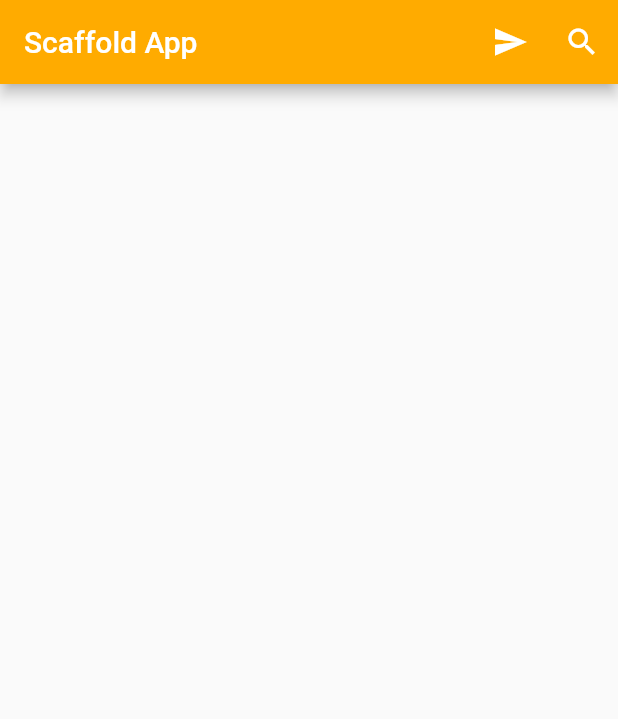
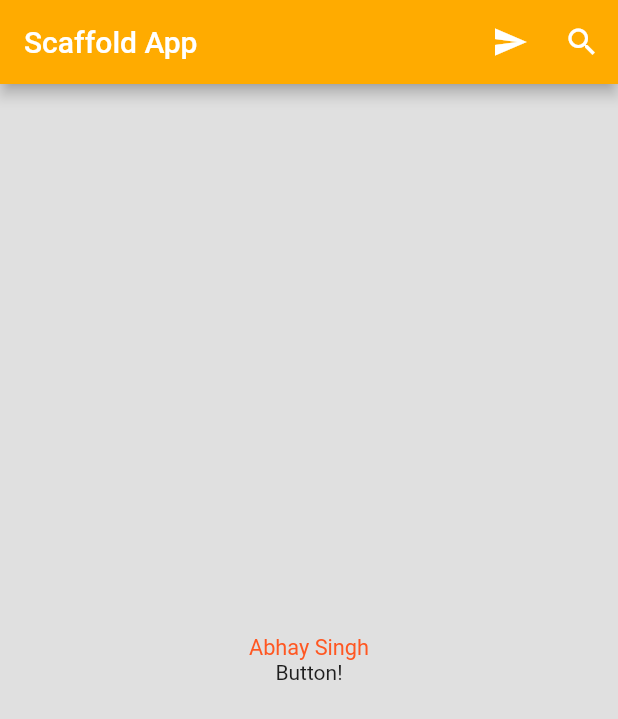
Before and after one commit to Abhaybsingh19w33/udemy-flutter-course-revision, a Flutter app: the screen it shows after launch, on a phone screen of 412 x 824 dp. Shown: the top 719 px of the screen. Run offline on Flutter 3.47's test engine with Material 2 defaults, Android fonts, the light colour scheme and no system bars; missing offline and left inert: dart:html.

Commit message:
part 2 home body

```diff
--- a/10_intro_scaffold/lib/ui/home.dart
+++ b/10_intro_scaffold/lib/ui/home.dart
@@ -33,31 +33,31 @@ class Home extends StatelessWidget {
         ],
       ),
 
-      // // Other properties
-      // // part 2 ---------------------------------------------------
-      // backgroundColor: Colors.grey.shade100,
-      // // body of the entire  scafold
-      // body: Container(
-      //   alignment: Alignment.center,
-      //   child: Column(
-      //     mainAxisAlignment: MainAxisAlignment.center,
-      //     children: <Widget>[
-      //       const Text(
-      //         "Bonni",
-      //         style: TextStyle(
-      //             fontSize: 14.5,
-      //             fontWeight: FontWeight.w400,
-      //             color: Colors.deepOrange),
-      //       ),
-      //       // inkwell is a widget which allows to attach a ontap property
-      //       InkWell(
-      //         // we may not need to add textdirection
-      //         child: const Text("Button!"),
-      //         onTap: () => debugPrint("Button Tapped!"),
-      //       ),
-      //     ],
-      //   ),
-      // ),
+      // Other properties
+      // part 2 ---------------------------------------------------
+      backgroundColor: Colors.grey.shade300,
+      // body of the entire  scafold
+      body: Container(
+        alignment: Alignment.center,
+        child: Column(
+          mainAxisAlignment: MainAxisAlignment.center,
+          children: <Widget>[
+            const Text(
+              "Abhay Singh",
+              style: TextStyle(
+                  fontSize: 14.5,
+                  fontWeight: FontWeight.w400,
+                  color: Colors.deepOrange),
+            ),
+            // inkwell is a widget which allows to attach a ontap property
+            InkWell(
+              // we may not need to add textdirection
+              child: const Text("Button!"),
+              onTap: () => debugPrint("Button Tapped!"),
+            ),
+          ],
+        ),
+      ),
 
       // // part 4 ------------------------------------------------
       // // adding the floating button
```
